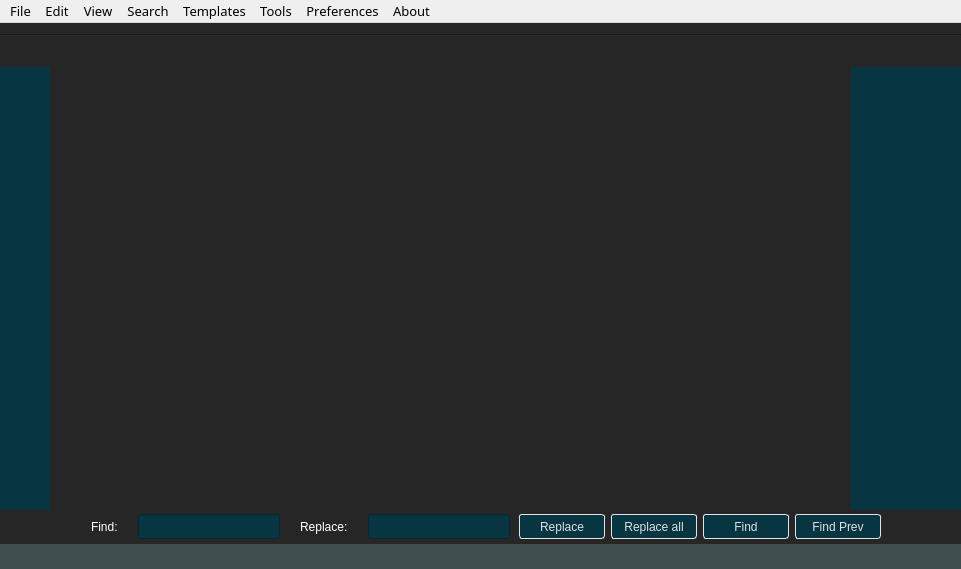
The window that codeeditor.ui (FUMRobotics/FUMDelta) describes before a commit, drawn with Qt 5.
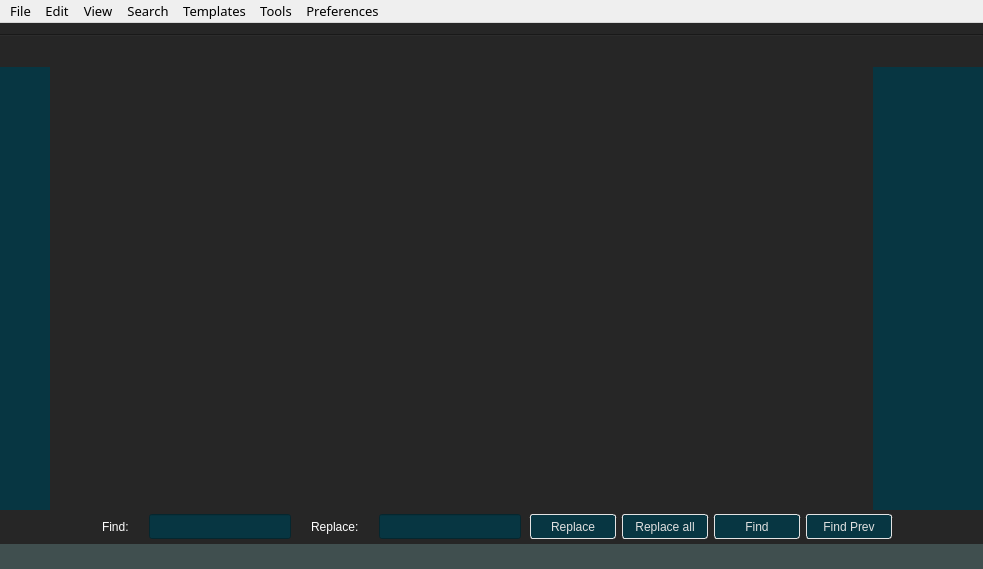
The same window after the commit.

The edit to the form file:
```diff
--- a/codeeditor.ui
+++ b/codeeditor.ui
@@ -6,7 +6,7 @@
    <rect>
     <x>0</x>
     <y>0</y>
-    <width>961</width>
+    <width>983</width>
     <height>569</height>
    </rect>
   </property>
@@ -572,7 +572,7 @@
     <rect>
      <x>0</x>
      <y>0</y>
-     <width>961</width>
+     <width>983</width>
      <height>22</height>
     </rect>
    </property>
@@ -616,12 +616,6 @@
     <addaction name="actionHex"/>
     <addaction name="actionStrings"/>
    </widget>
-   <widget class="QMenu" name="menuAbout">
-    <property name="title">
-     <string>About</string>
-    </property>
-    <addaction name="actionAbout"/>
-   </widget>
    <widget class="QMenu" name="menuView">
     <property name="title">
      <string>View</string>
@@ -686,7 +680,6 @@
    <addaction name="menuTemplates"/>
    <addaction name="menuTools"/>
    <addaction name="menuPreferences"/>
-   <addaction name="menuAbout"/>
   </widget>
   <action name="actionOpen">
    <property name="checkable">
```
